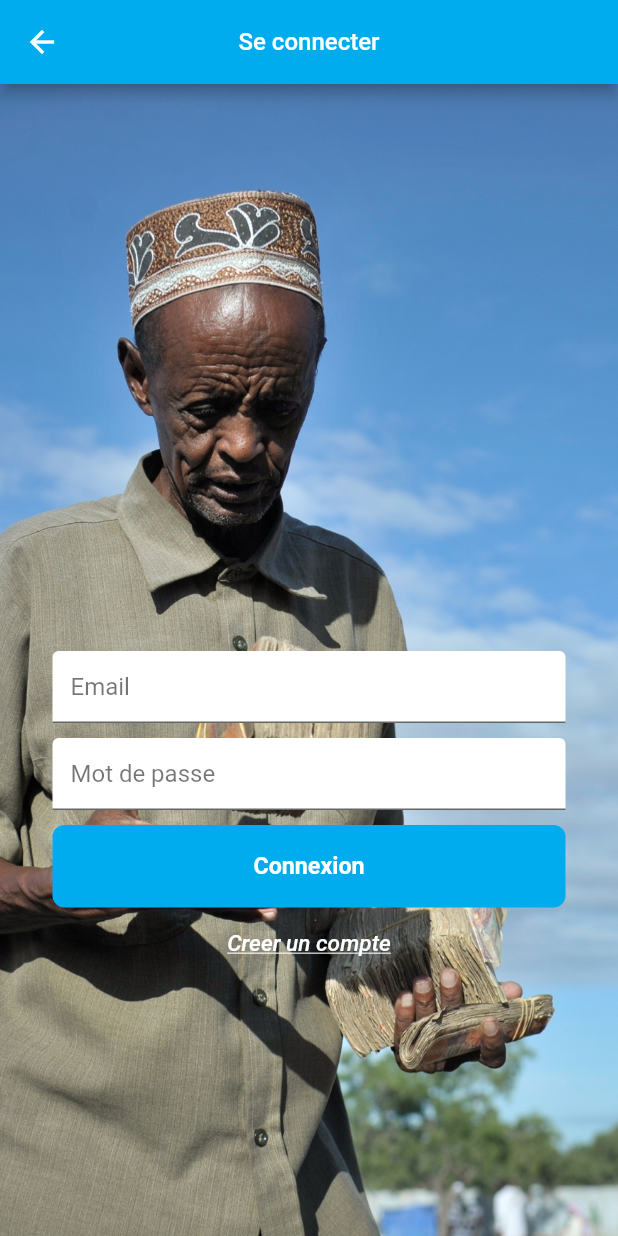
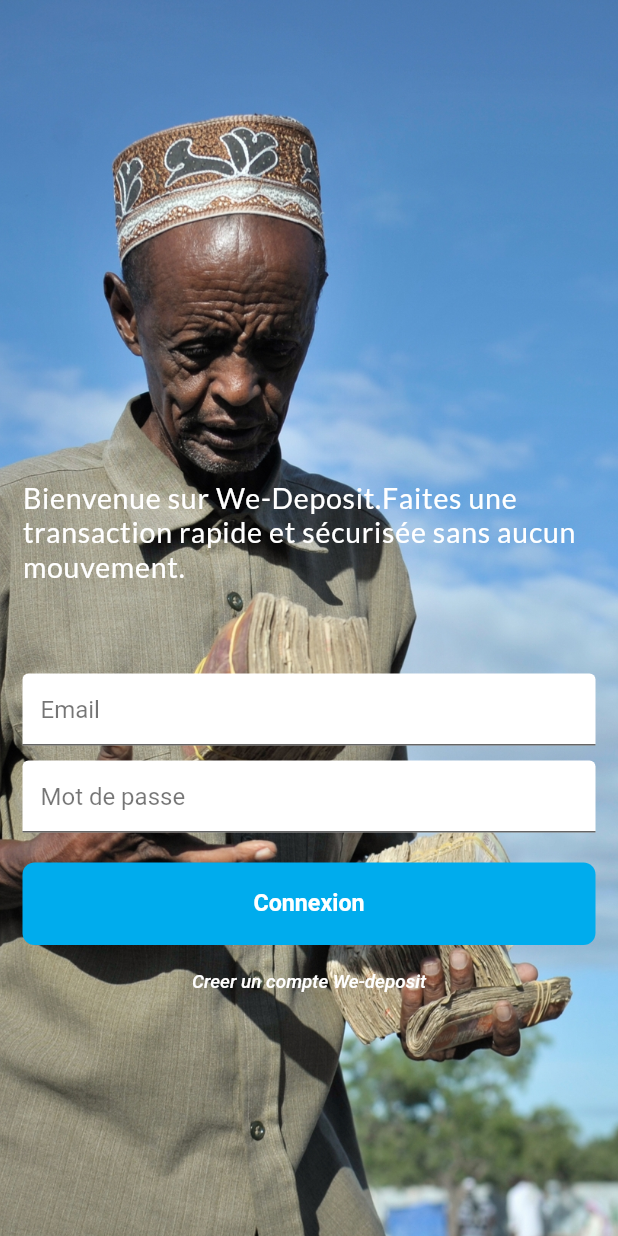
Before and after one commit to W-Deposit/W-Deposit-Flutter-App, a Flutter app: the Login screen opened directly, on a phone screen of 412 x 824 dp. Run offline on Flutter 3.47's test engine with Material 2 defaults, Android fonts, the phone set to English and light mode, and no system bars; our stand-ins replace google_fonts, introduction_screen, shared_preferences; accounts and stored records are empty.

Commit message:
Fix the login and registration design

```diff
--- a/lib/auth/login.dart
+++ b/lib/auth/login.dart
@@ -2,7 +2,7 @@ import 'package:flutter/material.dart';
 import 'package:shared_preferences/shared_preferences.dart';
 import 'registration.dart';
 import 'dart:convert';
-
+import 'package:google_fonts/google_fonts.dart';
 class Login extends StatefulWidget {
   @override
   _LoginState createState() => _LoginState();
@@ -11,41 +11,48 @@ class Login extends StatefulWidget {
 class _LoginState extends State<Login> {
   bool _isLoading = false;
   TextEditingController passwordController = TextEditingController();
-  TextEditingController phoneController = TextEditingController();
-
+  TextEditingController emailController = TextEditingController();
+bool _onChange = false;
 
   @override
   Widget build(BuildContext context) {
     return new Scaffold(
-      resizeToAvoidBottomInset: false,
-      appBar: AppBar(
-        title: Text("Se connecter",style: TextStyle(fontSize: 16),),
-        centerTitle: true,
-        backgroundColor: Color(0xff00ACED),
-      ),
-      body:Container(
+
+      resizeToAvoidBottomPadding: true,
+
+
+      body: Container(
+
+
+padding: const EdgeInsets.only(top: 320,left: 15,right: 15),
         decoration: BoxDecoration(
             image: DecorationImage(
-            image: AssetImage("assets/money.jpg"),
-            fit: BoxFit.cover,
+              image: AssetImage("assets/money.jpg"), fit: BoxFit.cover,)),
+
+        child: Column(
+          children: [
+            SingleChildScrollView(
+              child: Column(
+
+                children: <Widget>[
+
+Container(
+  padding: const EdgeInsets.only(bottom: 60),
+  child: Text(
+    "Bienvenue sur We-Deposit.Faites une transaction rapide et sécurisée sans aucun mouvement.",style: GoogleFonts.lato(
+    textStyle: TextStyle( color:Colors.white, letterSpacing: .5,fontSize: 19),
   ),
   ),
-        padding: const EdgeInsets.fromLTRB(35.0,378,35.0,0),
-        child: Column(
-          crossAxisAlignment: CrossAxisAlignment.center,
-          children: <Widget>[
-
-
+),
                   TextField(
-              controller: phoneController,
-              // style:
+                    controller: emailController,
                     decoration: const InputDecoration(
-               // contentPadding: EdgeInsets.fromLTRB(0, 0, 0, 20),
+                      hintText: 'Email',
                       filled: true,
                       fillColor: Colors.white,
-                  hintText: 'Email',
                       hintStyle: TextStyle(color: Colors.black54),
                     ),
+                    obscureText: false,
 
                   ),
                   SizedBox(
@@ -54,33 +61,40 @@ class _LoginState extends State<Login> {
                   TextField(
                     controller: passwordController,
                     decoration: const InputDecoration(
+
                       hintText: 'Mot de passe',
                       filled: true,
                       fillColor: Colors.white,
                       hintStyle: TextStyle(color: Colors.black54),
                     ),
+
             obscureText: true,
+
+
 
                   ),
                   SizedBox(
-              height: 10,
+                    height: 20,
                   ),
-            SizedBox(
-              child:Container(
+                  Container(
                     width: 403,
                     height: 55,
-                child: FlatButton(
+                    child:FlatButton(
                       shape: RoundedRectangleBorder(
                           borderRadius: BorderRadius.circular(8)),
                       onPressed: () async {
                         // On button presed
+this.setState(() {
+  _onChange==true;
 
+});
                         Navigator.push(
                           context,
                           MaterialPageRoute(),
                         );
                       },
                       child: Text(
+
                         "Connexion",
                         style: TextStyle(
                           fontWeight: FontWeight.bold,
@@ -92,35 +106,33 @@ class _LoginState extends State<Login> {
 
                     ),
                   ),
-
-            ),
-
                   Container(
-  child: FlatButton(
-
-    onPressed: () async {
-      // On button presed
+                    child:FlatButton(
+                        onPressed: () async{
 
                           Navigator.push(
                               context,
-        MaterialPageRoute(builder: (context) => Registration()),
-      );
+                              MaterialPageRoute(
+                                  builder: (BuildContext context) => Registration()));
                         },
                       child: Text(
 
-      "Creer un compte",
+                      "Creer un compte We-deposit",
                       style: TextStyle(
-
-        color: Colors.white,fontStyle:FontStyle.italic,decoration: TextDecoration.underline,fontSize: 15
+                        fontStyle: FontStyle.italic,
+                        fontSize: 12.5,
+                        color:Colors.white,
                       ),
                     ),
 
+                    )
+                  ),
 
-  ),
-)
 
                 ],
-
+              ),
+            ),
+          ],
         ),
       ),
     );
--- a/lib/auth/registration.dart
+++ b/lib/auth/registration.dart
@@ -17,13 +17,9 @@ class _RegistrationState extends State<Registration> {
   Widget build(BuildContext context) {
     return new Scaffold(
       resizeToAvoidBottomInset: false,
-      appBar: AppBar(
-        title: Text("Creer un Compte W-Deposit",style: TextStyle(fontSize: 16),),
-        centerTitle: true,
-        backgroundColor: Color(0xff00ACED),
-      ),
+
       body:Container(
-        padding: const EdgeInsets.all(35.0),
+        padding: const EdgeInsets.only(top: 80,left: 30,right: 30),
         child: Column(
           crossAxisAlignment: CrossAxisAlignment.center,
           children: <Widget>[
--- a/lib/main.dart
+++ b/lib/main.dart
@@ -95,7 +95,7 @@ class _MyHomePageState extends State<MyHomePage> {
               fontSize: 16.0,
               color: Color(0xff2E41),
             ),
-              titlePadding:EdgeInsets.only(bottom: 48)
+              titlePadding:EdgeInsets.only(bottom: 58)
           ),
           title: "Vos transactions sont très sécurisées avec l'application W-Deposit.",
           body: "",
```
Lines whose indentation alone changed are shown as unchanged.
